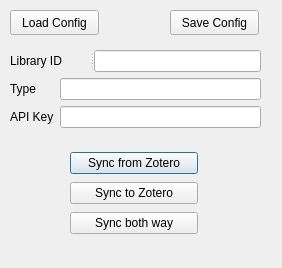
First picture: the form in ui/ZoteroDialog.ui, repository weilunhuang-jhu/dptAPP, before the edit.
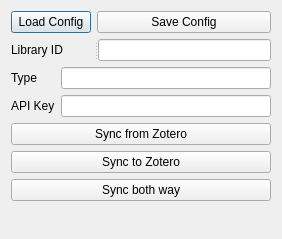
Second picture: the form after the edit.

Commit message: adjust window in GUI

```diff
--- a/ui/ZoteroDialog.ui
+++ b/ui/ZoteroDialog.ui
@@ -7,80 +7,28 @@
     <x>0</x>
     <y>0</y>
     <width>282</width>
-    <height>268</height>
+    <height>239</height>
    </rect>
   </property>
   <property name="windowTitle">
    <string>Dialog</string>
   </property>
-  <widget class="QWidget" name="layoutWidget">
-   <property name="geometry">
-    <rect>
-     <x>70</x>
-     <y>150</y>
-     <width>128</width>
-     <height>89</height>
-    </rect>
-   </property>
-   <layout class="QVBoxLayout" name="verticalLayout">
-    <item>
-     <widget class="QPushButton" name="pushButton_syncFromZotero">
-      <property name="text">
-       <string>Sync from Zotero</string>
-      </property>
-     </widget>
-    </item>
-    <item>
-     <widget class="QPushButton" name="pushButton_syncToZotero">
-      <property name="text">
-       <string>Sync to Zotero</string>
-      </property>
-     </widget>
-    </item>
-    <item>
-     <widget class="QPushButton" name="pushButton_syncBothWay">
-      <property name="text">
-       <string>Sync both way</string>
-      </property>
-     </widget>
-    </item>
-   </layout>
-  </widget>
+  <layout class="QFormLayout" name="formLayout_2">
+   <item row="0" column="0">
   <widget class="QPushButton" name="pushButton_loadConfig">
-   <property name="geometry">
-    <rect>
-     <x>10</x>
-     <y>10</y>
-     <width>89</width>
-     <height>25</height>
-    </rect>
-   </property>
    <property name="text">
     <string>Load Config</string>
    </property>
   </widget>
+   </item>
+   <item row="0" column="1">
   <widget class="QPushButton" name="pushButton_saveConfig">
-   <property name="geometry">
-    <rect>
-     <x>170</x>
-     <y>10</y>
-     <width>89</width>
-     <height>25</height>
-    </rect>
-   </property>
    <property name="text">
     <string>Save Config</string>
    </property>
   </widget>
-  <widget class="QWidget" name="">
-   <property name="geometry">
-    <rect>
-     <x>10</x>
-     <y>50</y>
-     <width>251</width>
-     <height>89</height>
-    </rect>
-   </property>
+   </item>
+   <item row="1" column="0" colspan="2">
    <layout class="QFormLayout" name="formLayout">
     <item row="0" column="0" colspan="2">
      <widget class="QSplitter" name="splitter">
@@ -116,7 +64,33 @@
      <widget class="QLineEdit" name="lineEdit_key"/>
     </item>
    </layout>
-  </widget>
+   </item>
+   <item row="2" column="0" colspan="2">
+    <layout class="QVBoxLayout" name="verticalLayout">
+     <item>
+      <widget class="QPushButton" name="pushButton_syncFromZotero">
+       <property name="text">
+        <string>Sync from Zotero</string>
+       </property>
+      </widget>
+     </item>
+     <item>
+      <widget class="QPushButton" name="pushButton_syncToZotero">
+       <property name="text">
+        <string>Sync to Zotero</string>
+       </property>
+      </widget>
+     </item>
+     <item>
+      <widget class="QPushButton" name="pushButton_syncBothWay">
+       <property name="text">
+        <string>Sync both way</string>
+       </property>
+      </widget>
+     </item>
+    </layout>
+   </item>
+  </layout>
  </widget>
  <resources/>
  <connections/>
```
Lines whose indentation alone changed are shown as unchanged. The commit also changes 2 other files.
